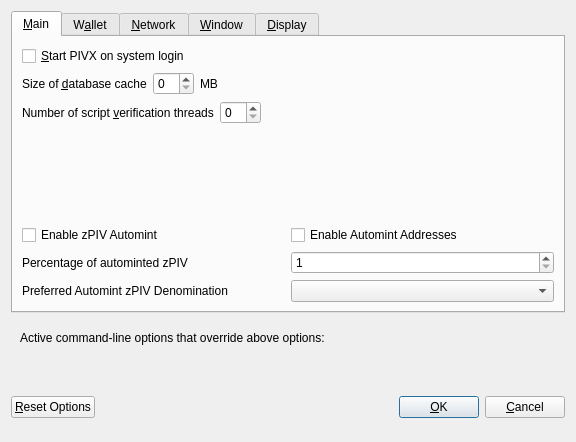
ComputerCraftr/simplicity-new, file src/qt/forms/optionsdialog.ui: the form before one commit.
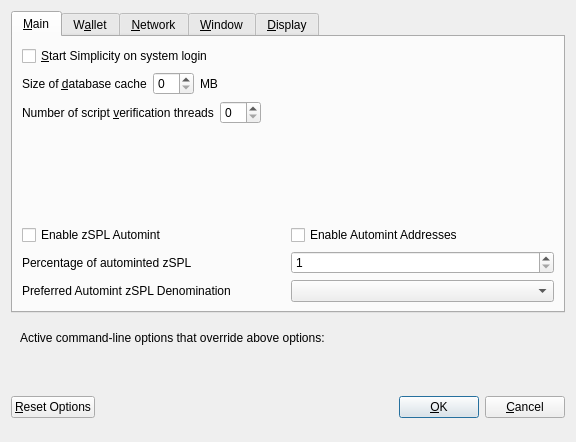
The form after the commit. Custom widgets are drawn as their Qt base class.

Diff of the .ui file:
```diff
--- a/src/qt/forms/optionsdialog.ui
+++ b/src/qt/forms/optionsdialog.ui
@@ -33,7 +33,7 @@
           <string>Automatically start PIVX after logging in to the system.</string>
          </property>
          <property name="text">
-          <string>&amp;Start PIVX on system login</string>
+          <string>&amp;Start Simplicity on system login</string>
          </property>
         </widget>
        </item>
@@ -147,7 +147,7 @@
                <enum>Qt::LeftToRight</enum>
               </property>
               <property name="text">
-               <string>Enable zPIV Automint</string>
+               <string>Enable zSPL Automint</string>
               </property>
              </widget>
             </item>
@@ -174,7 +174,7 @@
                <string>Percentage of incoming PIV which get automatically converted to zPIV via Zerocoin Protocol (min: 10%)</string>
               </property>
               <property name="text">
-               <string>Percentage of autominted zPIV</string>
+               <string>Percentage of autominted zSPL</string>
               </property>
              </widget>
             </item>
@@ -207,7 +207,7 @@
                <string>Wait with automatic conversion to Zerocoin until enough PIV for this denomination is available</string>
               </property>
               <property name="text">
-               <string>Preferred Automint zPIV Denomination</string>
+               <string>Preferred Automint zSPL Denomination</string>
               </property>
              </widget>
             </item>
```
Left out of the diff: 28 changed lines with no effect on the pictures.
